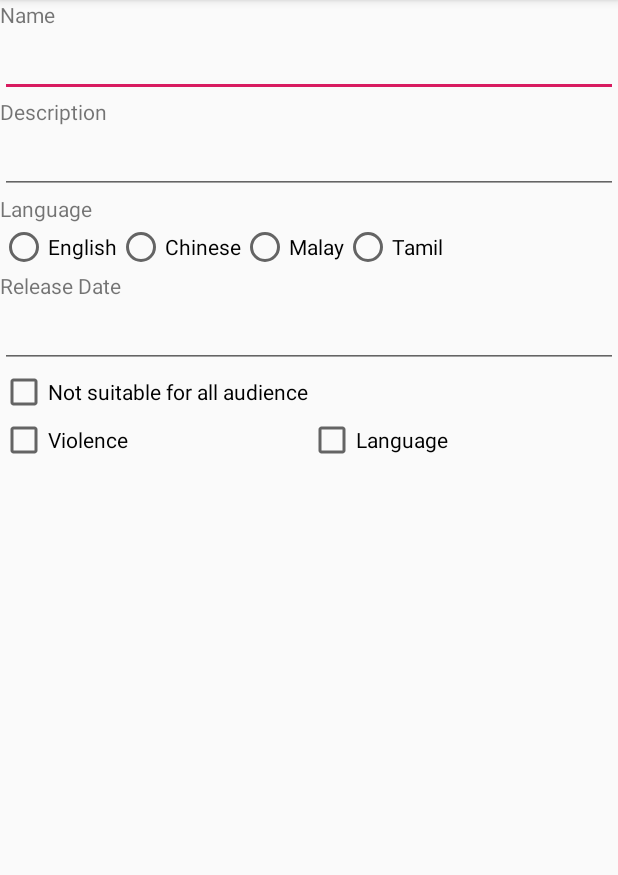
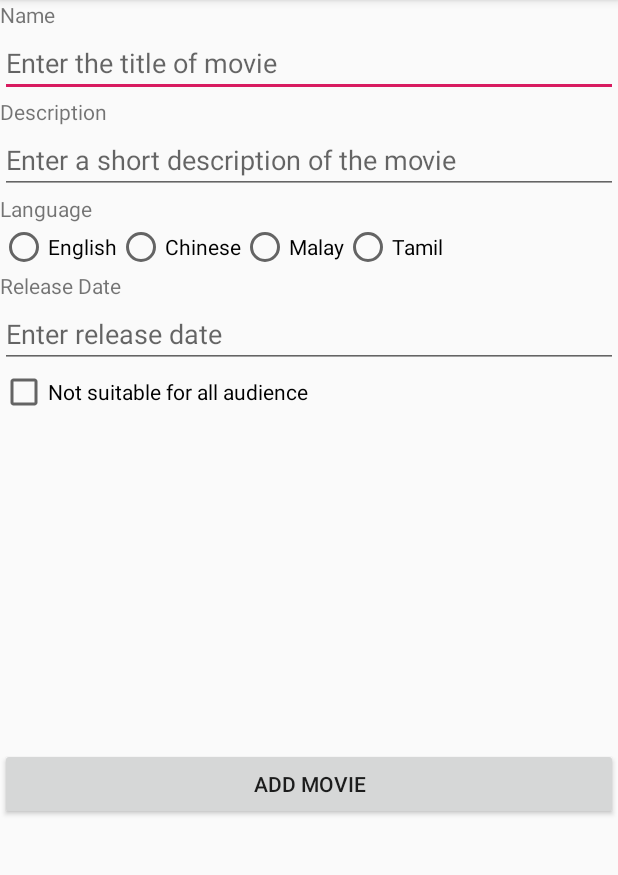
Before and after one commit to peishan31/movie-rater-app, an Android app: the screen it shows after launch (MainActivity), on a phone screen of 412 x 824 dp, the part 84-959 px from its top. Run offline under Robolectric (Android 15) with nearby library versions, the phone set to English and light mode, and no system bars; libraries missing offline, so code that uses them is left out: sg.edu.nyp.

```diff
--- a/app/src/main/res/layout/activity_main.xml
+++ b/app/src/main/res/layout/activity_main.xml
@@ -15,10 +15,11 @@
             android:text="Name"
     />
     <EditText
-            android:id="@+id/etNumBiggerThan25"
+            android:id="@+id/name"
             android:layout_width="match_parent"
             android:layout_height="wrap_content"
-            />
+            android:hint="Enter the title of movie"
+    />
 
     <TextView
             android:layout_width="wrap_content"
@@ -26,8 +27,10 @@
             android:text="Description"
     />
     <EditText
+            android:id="@+id/description"
             android:layout_width="match_parent"
             android:layout_height="wrap_content"
+            android:hint="Enter a short description of the movie"
     />
 
     <TextView
@@ -68,31 +71,47 @@
             android:text="Release Date"
     />
     <EditText
+            android:id="@+id/releaseDate"
             android:layout_width="match_parent"
             android:layout_height="wrap_content"
             android:inputType="date"
+            android:hint="Enter release date"
     />
+
     <RelativeLayout
             android:layout_width="match_parent"
-            android:layout_height="match_parent">
+            android:layout_height="wrap_content">
         <CheckBox
                 android:layout_width="wrap_content"
                 android:layout_height="wrap_content"
                 android:text="Not suitable for all audience"
-                android:id="@+id/notSuitableForAudience"/>
+                android:id="@+id/chkNotSuitableForAudience"/>
         <CheckBox
                 android:layout_width="wrap_content"
                 android:layout_height="wrap_content"
                 android:text="Violence"
-                android:id="@+id/violence"
-                android:layout_below="@id/notSuitableForAudience"/>
+                android:id="@+id/chkViolence"
+                android:layout_below="@id/chkNotSuitableForAudience"
+                android:visibility="gone"/>
         <CheckBox
                 android:layout_width="match_parent"
                 android:layout_height="wrap_content"
                 android:text="Language"
-                android:id="@+id/language"
-                android:layout_toRightOf="@id/notSuitableForAudience"
-                android:layout_below="@id/notSuitableForAudience"/>
+                android:id="@+id/chkLanguage"
+                android:layout_toRightOf="@id/chkNotSuitableForAudience"
+                android:layout_below="@id/chkNotSuitableForAudience"
+                android:visibility="gone"/>
+
     </RelativeLayout>
-
+    <RelativeLayout
+            android:layout_width="match_parent"
+            android:layout_height="match_parent">
+        <Button
+                android:layout_width="match_parent"
+                android:layout_height="wrap_content"
+                android:text="ADD MOVIE"
+                android:layout_centerInParent="true"
+                android:onClick="btnAddMovie"
+                />
+    </RelativeLayout>
 </LinearLayout>
```
Also changed, not shown: app/src/main/java/sg/edu/nyp/mymail/a171846z/moviereview/MainActivity.kt (+31 -0 lines).
